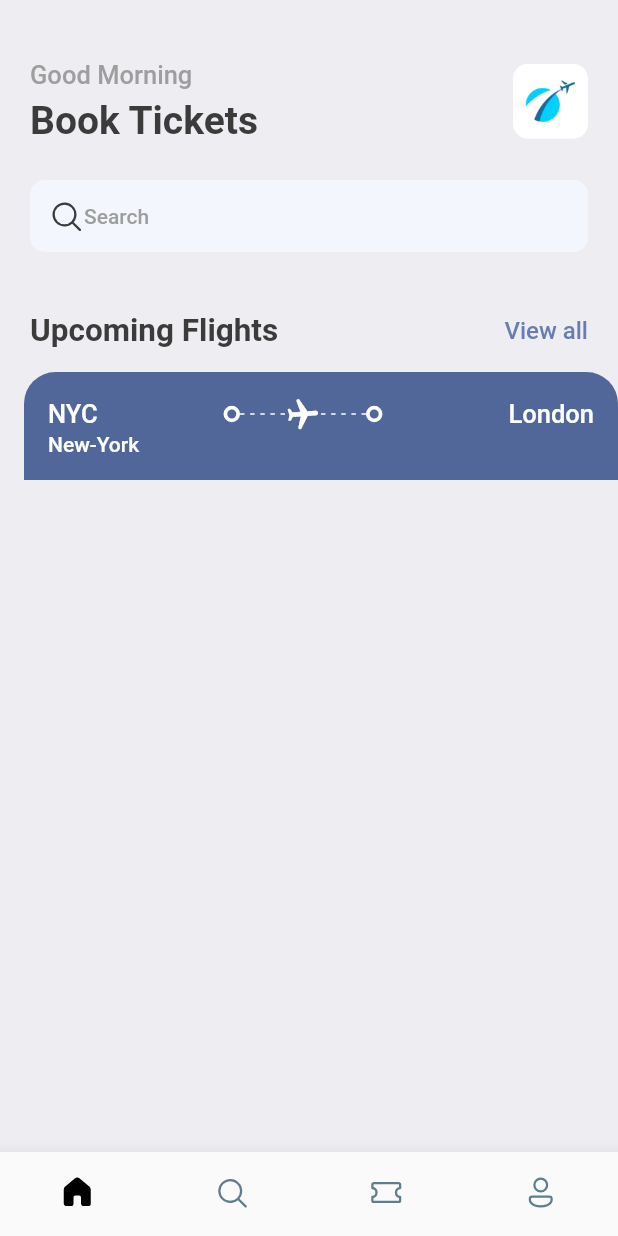
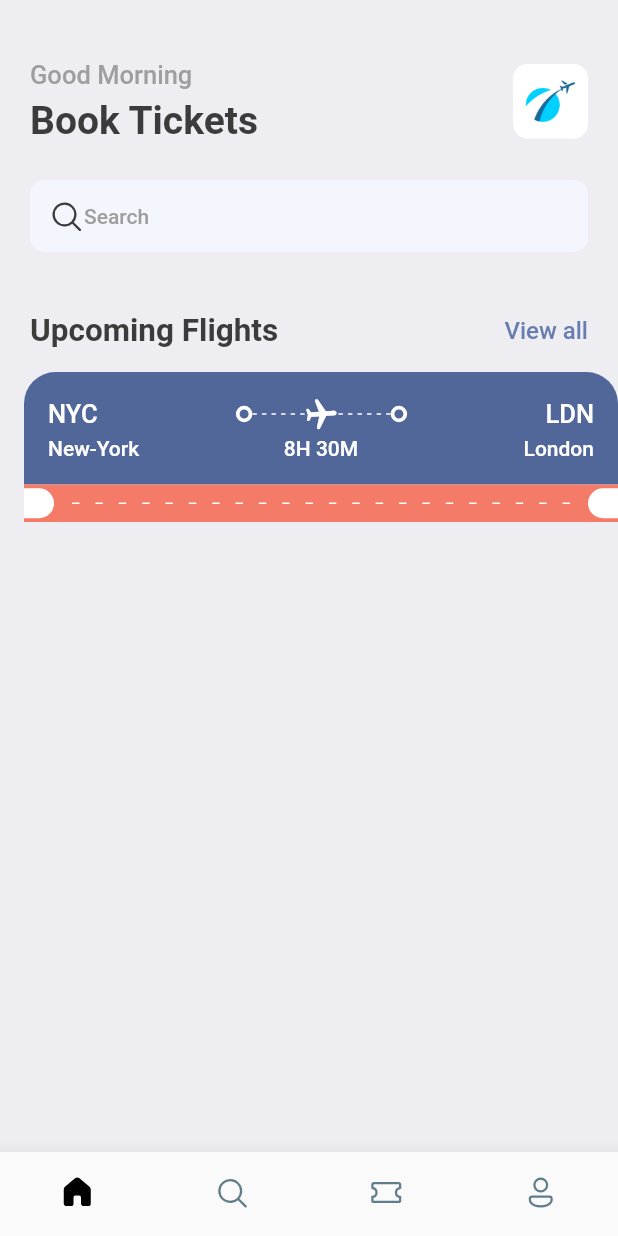
Before and after one commit to lakshyasarve/flutter_catalogue, a Flutter app: the screen it shows after launch, on a phone screen of 412 x 824 dp. Run offline on Flutter 3.47's test engine with Material 2 defaults, Android fonts, the phone set to English and light mode, and no system bars; our stand-ins replace fluentui_icons, gap.

Commit message:
Flights container added

```diff
--- a/lib/screens/ticket_view.dart
+++ b/lib/screens/ticket_view.dart
@@ -2,6 +2,7 @@ import 'package:flutter/material.dart';
 import 'package:flutter_catalogue/utils/app_layout.dart';
 import 'package:flutter_catalogue/utils/app_styles.dart';
 import 'package:flutter_catalogue/widgets/thick_container.dart';
+import 'package:gap/gap.dart';
 
 class TicketView extends StatelessWidget {
   const TicketView({super.key});
@@ -15,6 +16,9 @@ class TicketView extends StatelessWidget {
       child: Container(
         margin: const EdgeInsets.only(left: 16),
         child: Column(children: [
+          /*
+          This Container will be used for showing the blue part of the UI
+          */
           Container(
             decoration: const BoxDecoration(
               color: Color(0xFF526799),
@@ -57,14 +61,65 @@ class TicketView extends StatelessWidget {
 
                 ThickContainer(),
                 const Spacer(),
-                Text("London", style: Styles.headLineStyle3.copyWith(color: Colors.white)),
+                Text("LDN", style: Styles.headLineStyle3.copyWith(color: Colors.white)),
               ],)
+            ,const Gap(3)
             ,Row(
+              mainAxisAlignment: MainAxisAlignment.spaceBetween,
               children: [SizedBox(
                 width: 100,
                 child: Text('New-York', style: Styles.headLineStyle4.copyWith(color: Colors.white)),
+              ),
+              Text("8H 30M", style: Styles.headLineStyle4.copyWith(color: Colors.white),),
+              SizedBox(
+                width: 100,
+                child: Text('London', style: Styles.headLineStyle4.copyWith(color: Colors.white), textAlign: TextAlign.end,),
               )],
             )
+            ]),
+          ),
+        /*
+        This container will show the orange part of the UI
+        */
+          Container(
+            color: Styles.orangeColor,
+            child: Row(mainAxisAlignment: MainAxisAlignment.spaceBetween,mainAxisSize: MainAxisSize.max,children: [
+              const SizedBox(
+                height: 20,
+                width: 20,
+                child: DecoratedBox(decoration: BoxDecoration(
+                  color: Colors.white,
+                  borderRadius: BorderRadius.only(
+                    topRight: Radius.circular(10),
+                    bottomRight: Radius.circular(10)
+                  )
+                )),
+              ),
+              Expanded(child: Padding(
+                padding: const EdgeInsets.all(12.0),
+                child: LayoutBuilder(
+                  builder: (BuildContext context, BoxConstraints constraints){
+                    return Flex(direction: Axis.horizontal,
+                  mainAxisAlignment: MainAxisAlignment.spaceBetween,
+                  children: List.generate((constraints.constrainWidth()/15).floor(), (index) => const SizedBox(
+                    width: 5, height: 1, child: DecoratedBox(decoration: BoxDecoration(
+                      color: Colors.white
+                    )),
+                  )),);
+                  }
+                ),
+              )),
+              const SizedBox(
+                height: 20,
+                width: 20,
+                child: DecoratedBox(decoration: BoxDecoration(
+                  color: Colors.white,
+                  borderRadius: BorderRadius.only(
+                    topLeft: Radius.circular(10),
+                    bottomLeft: Radius.circular(10)
+                  )
+                )),
+              )
             ]),
           )
         ]),
--- a/lib/utils/app_styles.dart
+++ b/lib/utils/app_styles.dart
@@ -5,7 +5,7 @@ class Styles{
   static Color primaryColor = primary;
   static Color textColor = const Color(0xFF3b3b3b);
   static Color bgColor = const Color(0xFFeeedf2);
-  static Color orangeColor = const Color(0xFF526799);
+  static Color orangeColor = const Color(0xFFF37B67);
   static TextStyle textStyle = TextStyle(fontSize: 16, color: textColor, fontWeight: FontWeight.w500);
   static TextStyle headLineStyle1 = TextStyle(fontSize: 26, color: textColor, fontWeight: FontWeight.bold);
   static TextStyle headLineStyle2 = TextStyle(fontSize: 21, color: textColor, fontWeight: FontWeight.bold);
```
